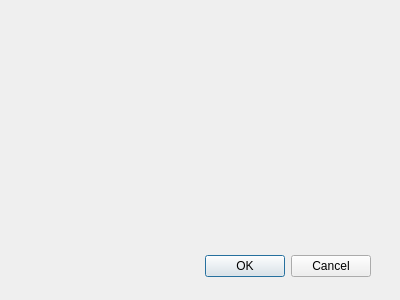
The window that viMarkdown/src/LangDialog.ui (shigmas/viMarkdown) describes before a commit, drawn with Qt 5.
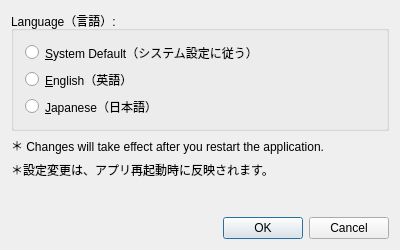
The same window after the commit.

Commit message: 0018 ◎ C 05/03 05/03 03002│ToDo│LangDialog 追加

The edit to the form file:
```diff
--- a/viMarkdown/src/LangDialog.ui
+++ b/viMarkdown/src/LangDialog.ui
@@ -7,58 +7,150 @@
     <x>0</x>
     <y>0</y>
     <width>400</width>
-    <height>300</height>
+    <height>250</height>
    </rect>
   </property>
   <property name="windowTitle">
    <string>LangDialog</string>
   </property>
-  <widget class="QWidget" name="layoutWidget">
-   <property name="geometry">
-    <rect>
-     <x>20</x>
-     <y>250</y>
-     <width>351</width>
-     <height>33</height>
-    </rect>
-   </property>
-   <layout class="QHBoxLayout">
-    <property name="spacing">
-     <number>6</number>
-    </property>
-    <property name="margin" stdset="0">
-     <number>0</number>
-    </property>
+  <layout class="QHBoxLayout" name="horizontalLayout_2">
+   <item>
+    <layout class="QVBoxLayout" name="verticalLayout">
+     <item>
+      <widget class="QGroupBox" name="groupBox">
+       <property name="minimumSize">
+        <size>
+         <width>0</width>
+         <height>120</height>
+        </size>
+       </property>
+       <property name="maximumSize">
+        <size>
+         <width>16777215</width>
+         <height>120</height>
+        </size>
+       </property>
+       <property name="title">
+        <string>Language（言語）:</string>
+       </property>
+       <layout class="QHBoxLayout" name="horizontalLayout_3">
     <item>
-     <spacer>
+         <layout class="QVBoxLayout" name="verticalLayout_2">
+          <item>
+           <spacer name="verticalSpacer">
+            <property name="orientation">
+             <enum>Qt::Orientation::Vertical</enum>
+            </property>
+            <property name="sizeHint" stdset="0">
+             <size>
+              <width>20</width>
+              <height>40</height>
+             </size>
+            </property>
+           </spacer>
+          </item>
+          <item>
+           <widget class="QRadioButton" name="systemDefault">
+            <property name="text">
+             <string>&amp;System Default（システム設定に従う）</string>
+            </property>
+           </widget>
+          </item>
+          <item>
+           <widget class="QRadioButton" name="english">
+            <property name="text">
+             <string>&amp;English（英語）</string>
+            </property>
+           </widget>
+          </item>
+          <item>
+           <widget class="QRadioButton" name="japanese">
+            <property name="text">
+             <string>&amp;Japanese（日本語）</string>
+            </property>
+           </widget>
+          </item>
+          <item>
+           <spacer name="verticalSpacer_2">
+            <property name="orientation">
+             <enum>Qt::Orientation::Vertical</enum>
+            </property>
+            <property name="sizeHint" stdset="0">
+             <size>
+              <width>20</width>
+              <height>40</height>
+             </size>
+            </property>
+           </spacer>
+          </item>
+         </layout>
+        </item>
+       </layout>
+      </widget>
+     </item>
+     <item>
+      <widget class="QLabel" name="label_2">
+       <property name="text">
+        <string>＊ Changes will take effect after you restart the application.</string>
+       </property>
+      </widget>
+     </item>
+     <item>
+      <widget class="QLabel" name="label">
+       <property name="text">
+        <string>＊設定変更は、アプリ再起動時に反映されます。</string>
+       </property>
+      </widget>
+     </item>
+     <item>
+      <spacer name="verticalSpacer_3">
+       <property name="orientation">
+        <enum>Qt::Orientation::Vertical</enum>
+       </property>
+       <property name="sizeHint" stdset="0">
+        <size>
+         <width>20</width>
+         <height>40</height>
+        </size>
+       </property>
+      </spacer>
+     </item>
+     <item>
+      <layout class="QHBoxLayout" name="horizontalLayout">
+       <item>
+        <spacer name="horizontalSpacer">
       <property name="orientation">
        <enum>Qt::Orientation::Horizontal</enum>
       </property>
       <property name="sizeHint" stdset="0">
        <size>
-        <width>131</width>
-        <height>31</height>
+           <width>40</width>
+           <height>20</height>
        </size>
       </property>
      </spacer>
     </item>
     <item>
-     <widget class="QPushButton" name="okButton">
+        <widget class="QPushButton" name="pushButton">
       <property name="text">
        <string>OK</string>
       </property>
      </widget>
     </item>
     <item>
-     <widget class="QPushButton" name="cancelButton">
+        <widget class="QPushButton" name="pushButton_2">
       <property name="text">
        <string>Cancel</string>
       </property>
      </widget>
     </item>
    </layout>
-  </widget>
- </widget>
+     </item>
+    </layout>
+   </item>
+  </layout>
+ </widget>
+ <layoutdefault spacing="6" margin="11"/>
  <resources/>
  <connections>
   <connection>
```
Left out of the diff: 35 changed lines with no effect on the pictures. Lines whose indentation alone changed are shown as unchanged. The commit also changes 3 other files.
